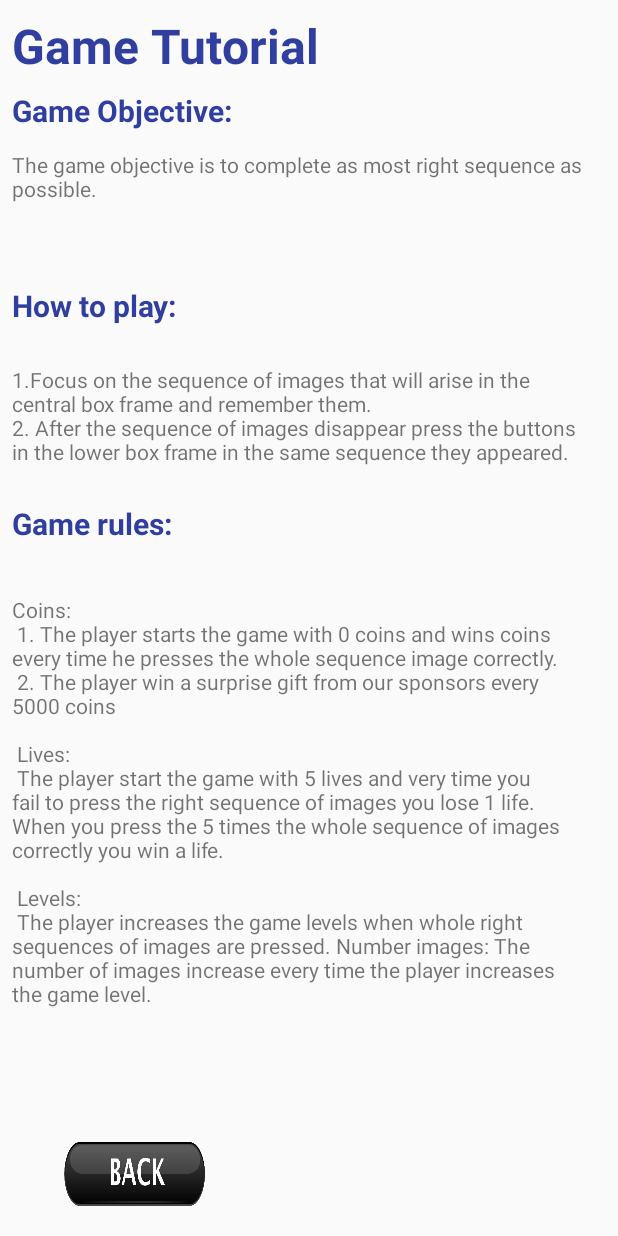
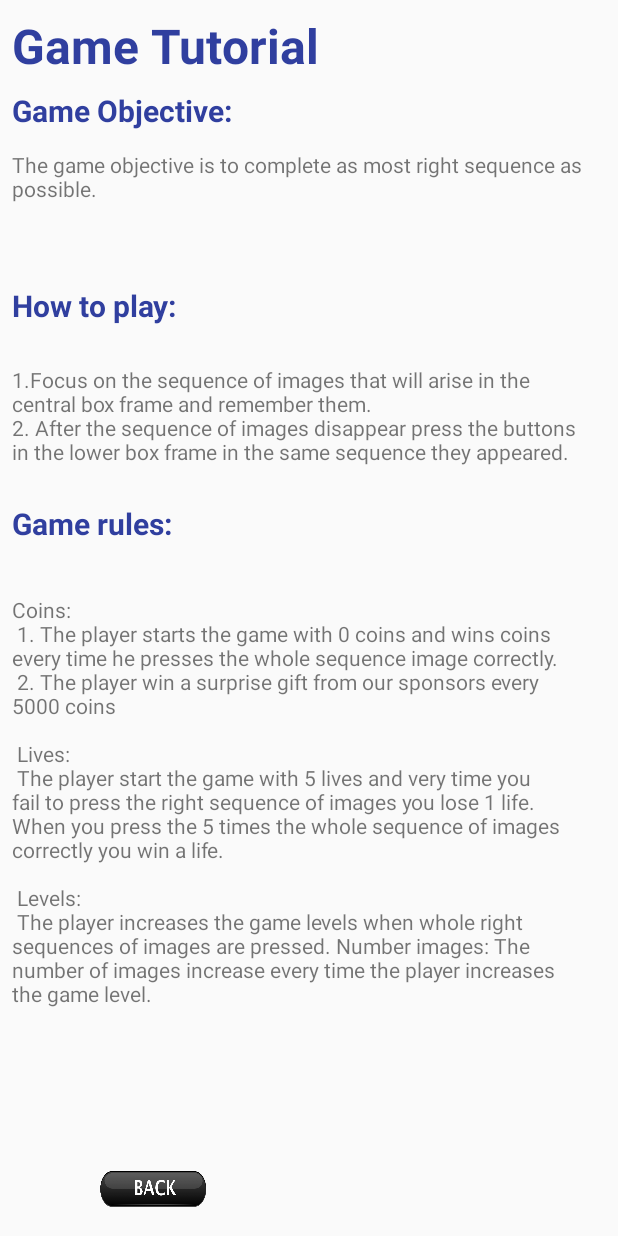
Before and after one commit to KorhanK/SequenceTaxi, an Android app: the Tutorial screen opened directly, with no data from a screen before it, on a phone screen of 412 x 824 dp. Run offline under Robolectric (Android 15) with nearby library versions, the phone set to English and light mode, and no system bars.

Commit message:
Tutorial back button made smaller...

```diff
--- a/app/src/main/res/layout/activity_tutorial.xml
+++ b/app/src/main/res/layout/activity_tutorial.xml
@@ -111,9 +111,9 @@
 
     <Button
         android:id="@+id/goBackStartPageButton"
-        android:layout_width="100dp"
+        android:layout_width="75dp"
 
-        android:layout_height="45dp"
+        android:layout_height="25dp"
         android:layout_alignStart="@+id/tutorial"
         android:layout_below="@+id/tutorial"
         android:layout_marginBottom="8dp"
```
